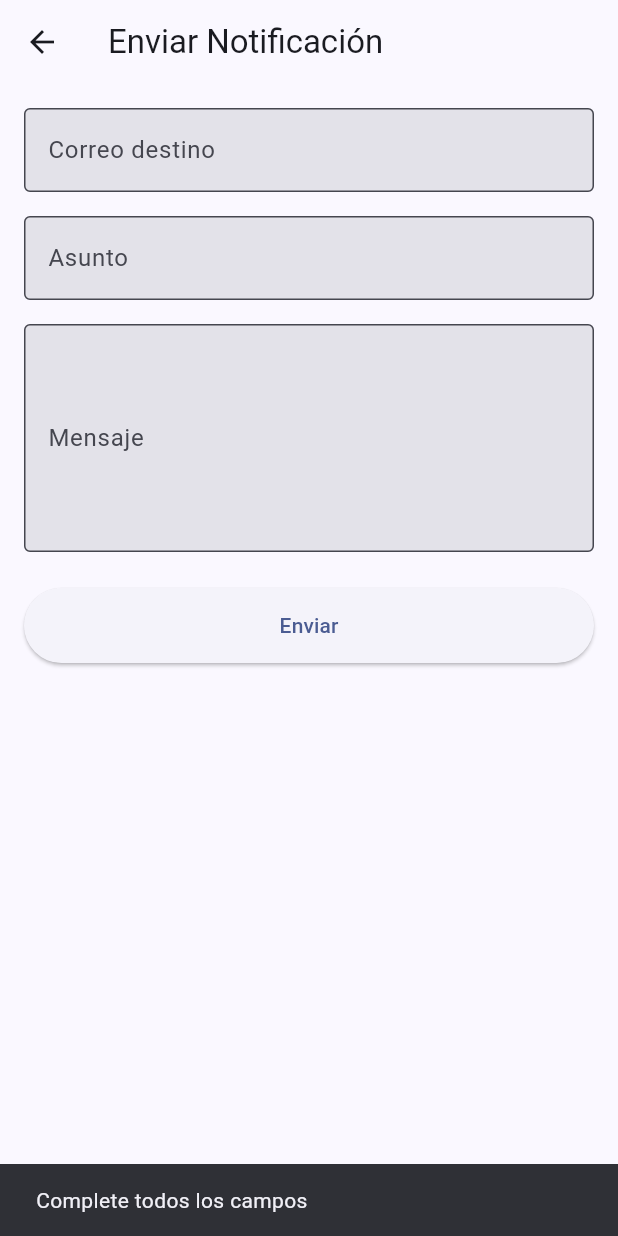
After one commit to raymonod/gestor-usuarios-serverless, a Flutter app: the NotificationScreen screen opened directly, after a tap on "Enviar", on a phone screen of 412 x 824 dp. The commit adds this screen. Run offline on Flutter 3.47's test engine with Material 3 defaults, Android fonts, the phone set to English and light mode, and no system bars; our stand-ins replace shared_preferences; accounts and stored records are empty.

Commit message:
guardado40

```diff
--- /dev/null
+++ b/flutter_app/lib/screens/notification_screen.dart
@@ -0,0 +1,132 @@
+import 'package:flutter/material.dart';
+import '../services/api_service.dart';
+
+class NotificationScreen extends StatefulWidget {
+  const NotificationScreen({super.key});
+
+  @override
+  State<NotificationScreen> createState() => _NotificationScreenState();
+}
+
+class _NotificationScreenState extends State<NotificationScreen> {
+
+  final _emailController = TextEditingController();
+  final _subjectController = TextEditingController();
+  final _messageController = TextEditingController();
+
+  bool _loading = false;
+
+  Future<void> _send() async {
+
+    if (_emailController.text.isEmpty ||
+        _subjectController.text.isEmpty ||
+        _messageController.text.isEmpty) {
+
+      ScaffoldMessenger.of(context).showSnackBar(
+        const SnackBar(
+          content: Text('Complete todos los campos'),
+        ),
+      );
+
+      return;
+    }
+
+    setState(() {
+      _loading = true;
+    });
+
+    try {
+
+      await ApiService().sendNotification(
+        email: _emailController.text.trim(),
+        subject: _subjectController.text.trim(),
+        message: _messageController.text.trim(),
+      );
+
+      if (!mounted) return;
+
+      ScaffoldMessenger.of(context).showSnackBar(
+        const SnackBar(
+          content: Text('Mensaje enviado correctamente'),
+        ),
+      );
+
+      _emailController.clear();
+      _subjectController.clear();
+      _messageController.clear();
+
+    } catch (e) {
+
+      if (!mounted) return;
+
+      ScaffoldMessenger.of(context).showSnackBar(
+        SnackBar(
+          content: Text('Error: $e'),
+        ),
+      );
+    }
+
+    setState(() {
+      _loading = false;
+    });
+  }
+
+  @override
+  Widget build(BuildContext context) {
+
+    return Scaffold(
+      appBar: AppBar(
+        title: const Text('Enviar Notificación'),
+      ),
+      body: Padding(
+        padding: const EdgeInsets.all(16),
+        child: Column(
+          children: [
+
+            TextField(
+              controller: _emailController,
+              decoration: const InputDecoration(
+                labelText: 'Correo destino',
+                border: OutlineInputBorder(),
+              ),
+            ),
+
+            const SizedBox(height: 16),
+
+            TextField(
+              controller: _subjectController,
+              decoration: const InputDecoration(
+                labelText: 'Asunto',
+                border: OutlineInputBorder(),
+              ),
+            ),
+
+            const SizedBox(height: 16),
+
+            TextField(
+              controller: _messageController,
+              maxLines: 5,
+              decoration: const InputDecoration(
+                labelText: 'Mensaje',
+                border: OutlineInputBorder(),
+              ),
+            ),
+
+            const SizedBox(height: 24),
+
+            SizedBox(
+              width: double.infinity,
+              height: 50,
+              child: ElevatedButton(
+                onPressed: _loading ? null : _send,
+                child: _loading
+                    ? const CircularProgressIndicator()
+                    : const Text('Enviar'),
+              ),
+            ),
+          ],
+        ),
+      ),
+    );
+  }
+}
```
Also changed, not shown: flutter_app/lib/screens/home_screen.dart (+16 -0 lines), flutter_app/lib/services/api_service.dart (+21 -0 lines).
